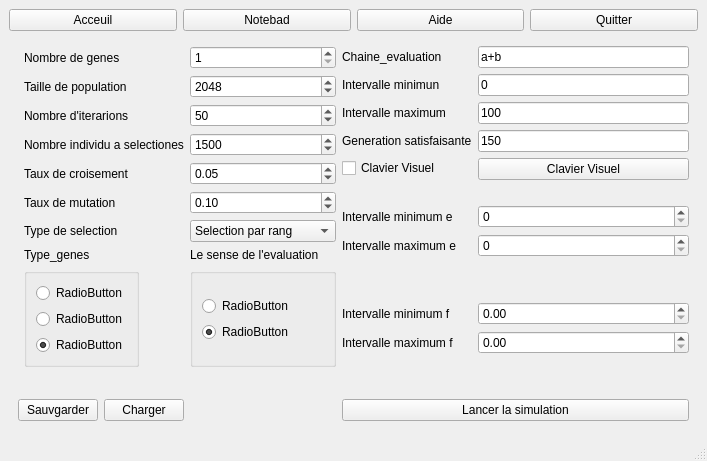
AlgorithmeGenetiqueGenerique/Projet, file AlgorithmeGenetique/OP/modelisationprblm.ui: the form before one commit.
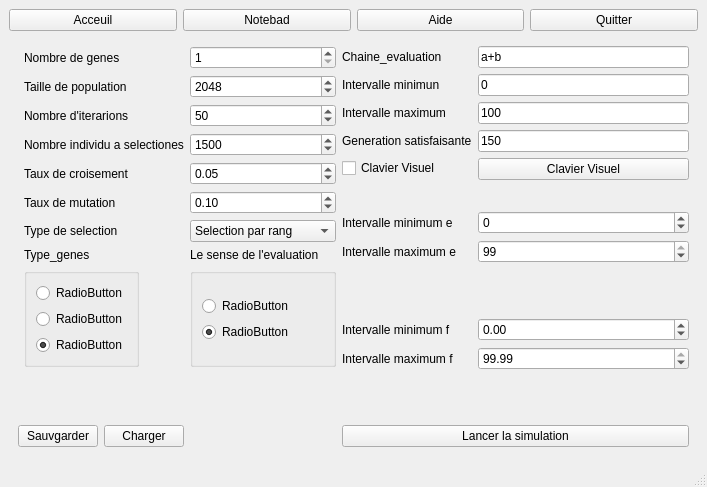
The form after the commit.

Diff of the .ui file:
```diff
--- a/AlgorithmeGenetique/OP/modelisationprblm.ui
+++ b/AlgorithmeGenetique/OP/modelisationprblm.ui
@@ -7,7 +7,7 @@
     <x>0</x>
     <y>0</y>
     <width>707</width>
-    <height>461</height>
+    <height>487</height>
    </rect>
   </property>
   <property name="windowTitle">
@@ -450,16 +450,44 @@
              </spacer>
             </item>
             <item row="10" column="1">
-             <widget class="QSpinBox" name="spinBox_5"/>
+             <widget class="QSpinBox" name="spinBox_5">
+              <property name="minimum">
+               <number>-1000000</number>
+              </property>
+              <property name="maximum">
+               <number>1000000</number>
+              </property>
+             </widget>
             </item>
             <item row="11" column="1">
-             <widget class="QSpinBox" name="spinBox_6"/>
+             <widget class="QSpinBox" name="spinBox_6">
+              <property name="minimum">
+               <number>-1000000</number>
+              </property>
+              <property name="value">
+               <number>100</number>
+              </property>
+             </widget>
             </item>
             <item row="14" column="1">
-             <widget class="QDoubleSpinBox" name="doubleSpinBox_3"/>
+             <widget class="QDoubleSpinBox" name="doubleSpinBox_3">
+              <property name="minimum">
+               <double>-1000000.000000000000000</double>
+              </property>
+              <property name="value">
+               <double>0.000000000000000</double>
+              </property>
+             </widget>
             </item>
             <item row="15" column="1">
-             <widget class="QDoubleSpinBox" name="doubleSpinBox_4"/>
+             <widget class="QDoubleSpinBox" name="doubleSpinBox_4">
+              <property name="minimum">
+               <double>-1000000.000000000000000</double>
+              </property>
+              <property name="value">
+               <double>100.000000000000000</double>
+              </property>
+             </widget>
             </item>
             <item row="10" column="0">
              <widget class="QLabel" name="label_2">
```
Left out of the diff: 2 changed lines with no effect on the pictures.
